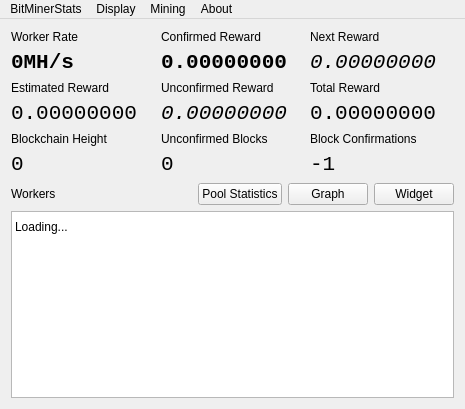
NexusTools/CoinMiningStats, file src/mainwindow.ui: the form before one commit.
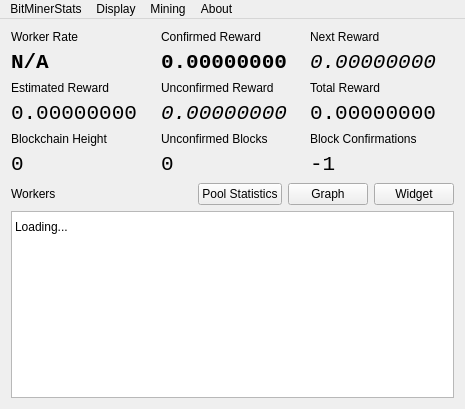
The form after the commit. Custom widgets are drawn as their Qt base class.

Diff of the .ui file:
```diff
--- a/src/mainwindow.ui
+++ b/src/mainwindow.ui
@@ -36,7 +36,7 @@
              </font>
             </property>
             <property name="text">
-             <string>0MH/s</string>
+             <string>N/A</string>
             </property>
            </widget>
           </item>
```
